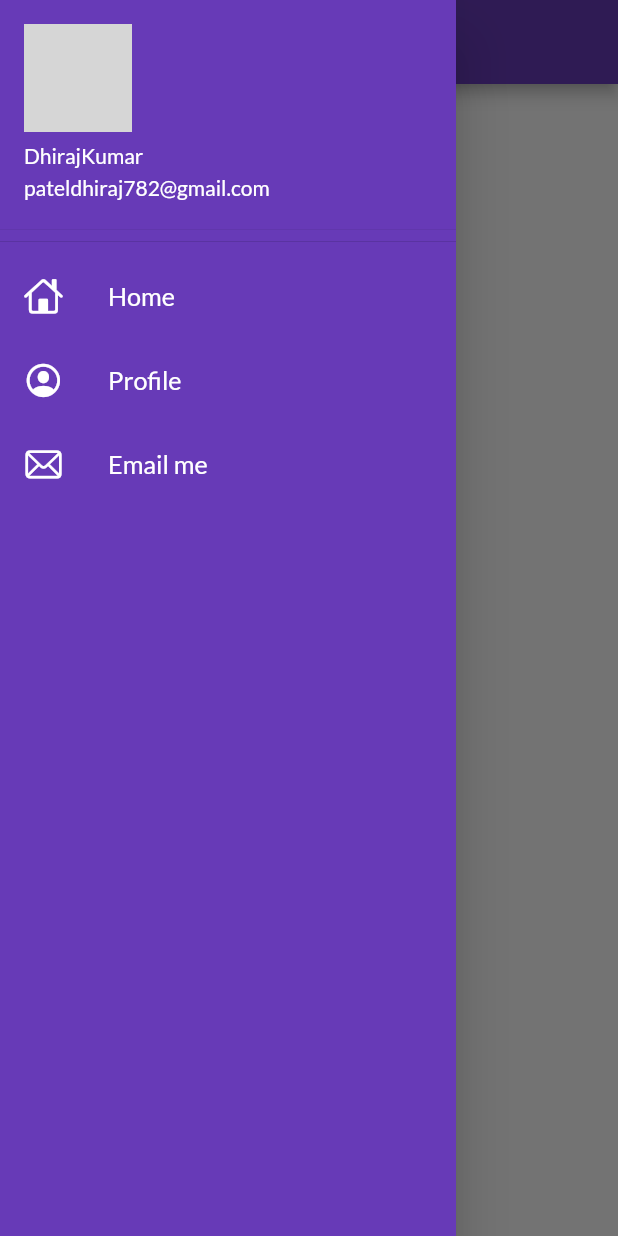
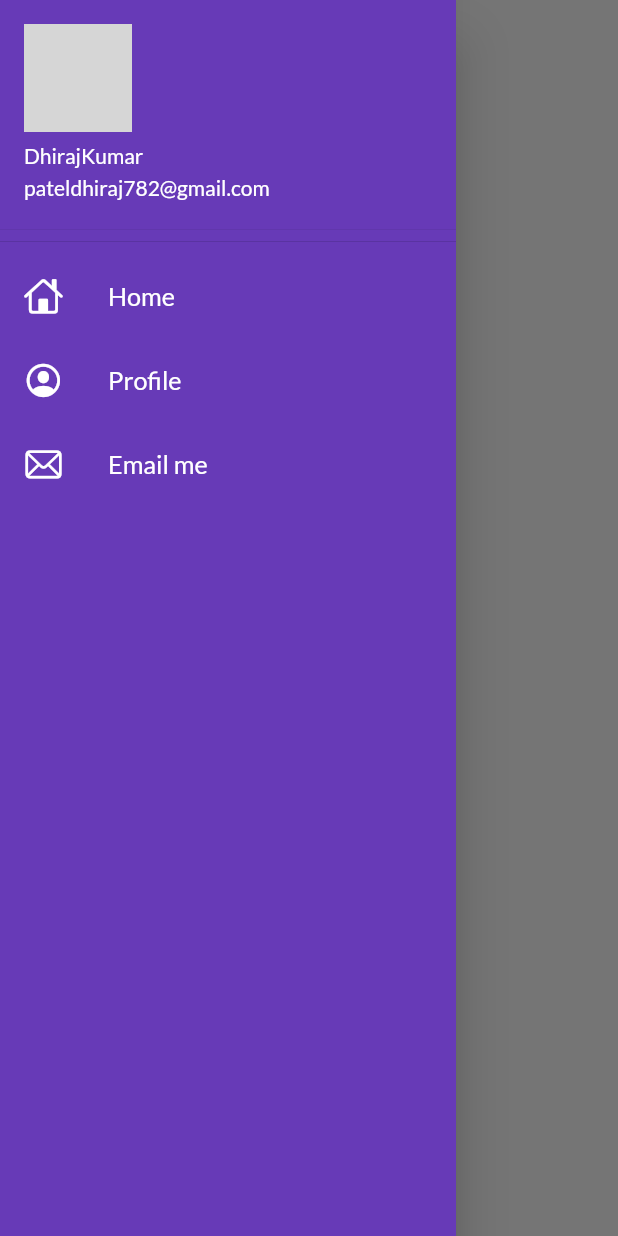
Before and after one commit to ds-patel-33/flutter_catalog, a Flutter app: the HomePage screen opened by its route, with the side drawer open, on a phone screen of 412 x 824 dp. Run offline on Flutter 3.47's test engine with Material 2 defaults, Android fonts, the phone set to English and light mode, and no system bars; our stand-ins replace google_fonts; network calls fail; grey boxes are pictures that could not be loaded.

Commit message:
day-10 theme extracted

```diff
--- a/lib/main.dart
+++ b/lib/main.dart
@@ -2,6 +2,7 @@ import 'package:flutter/material.dart';
 import 'package:flutter_catalog/pages/home_page.dart';
 import 'package:flutter_catalog/pages/login_page.dart';
 import 'package:flutter_catalog/utils/routes.dart';
+import 'package:flutter_catalog/widgets/themes.dart';
 import 'package:google_fonts/google_fonts.dart';
 
 void main() {
@@ -14,13 +15,8 @@ class MyApp extends StatelessWidget {
     return MaterialApp(
       debugShowCheckedModeBanner: false,
       themeMode: ThemeMode.light,
-      theme: ThemeData(
-        primarySwatch: Colors.deepPurple,
-        fontFamily: GoogleFonts.lato().fontFamily,
-      ),
-      darkTheme: ThemeData(
-        brightness: Brightness.dark,
-      ),
+      theme: MyTheme.lightTheme(context),
+      darkTheme: MyTheme.darkTheme(context),
       initialRoute: "/",
       routes: {
         "/": (context) => LoginPage(),
--- a/lib/pages/home_page.dart
+++ b/lib/pages/home_page.dart
@@ -5,9 +5,12 @@ class HomePage extends StatelessWidget {
   @override
   Widget build(BuildContext context) {
     return Scaffold(
+        backgroundColor: Colors.white,
         appBar: AppBar(
           centerTitle: true,
-          title: Text("Catalog App"),
+          title: Text(
+            "Catalog App",
+          ),
         ),
         body: Container(
           child: Center(child: Text("welcome to Catalog App")),
--- a/lib/widgets/drawer.dart
+++ b/lib/widgets/drawer.dart
@@ -8,7 +8,7 @@ class MyDrawer extends StatelessWidget {
   Widget build(BuildContext context) {
     return Drawer(
       child: Container(
-        color: Colors.deepPurple,
+        color: Theme.of(context).primaryColor,
         child: ListView(
           children: <Widget>[
             DrawerHeader(
--- /dev/null
+++ b/lib/widgets/themes.dart
@@ -0,0 +1,17 @@
+import 'package:flutter/material.dart';
+import 'package:google_fonts/google_fonts.dart';
+
+class MyTheme {
+  static ThemeData lightTheme(BuildContext context) => ThemeData(
+      primarySwatch: Colors.deepPurple,
+      fontFamily: GoogleFonts.lato().fontFamily,
+      appBarTheme: AppBarTheme(
+          elevation: 0,
+          color: Colors.white,
+          iconTheme: IconThemeData(color: Colors.black),
+          textTheme: Theme.of(context).textTheme));
+
+  static ThemeData darkTheme(BuildContext context) => ThemeData(
+        brightness: Brightness.dark,
+      );
+}
```
